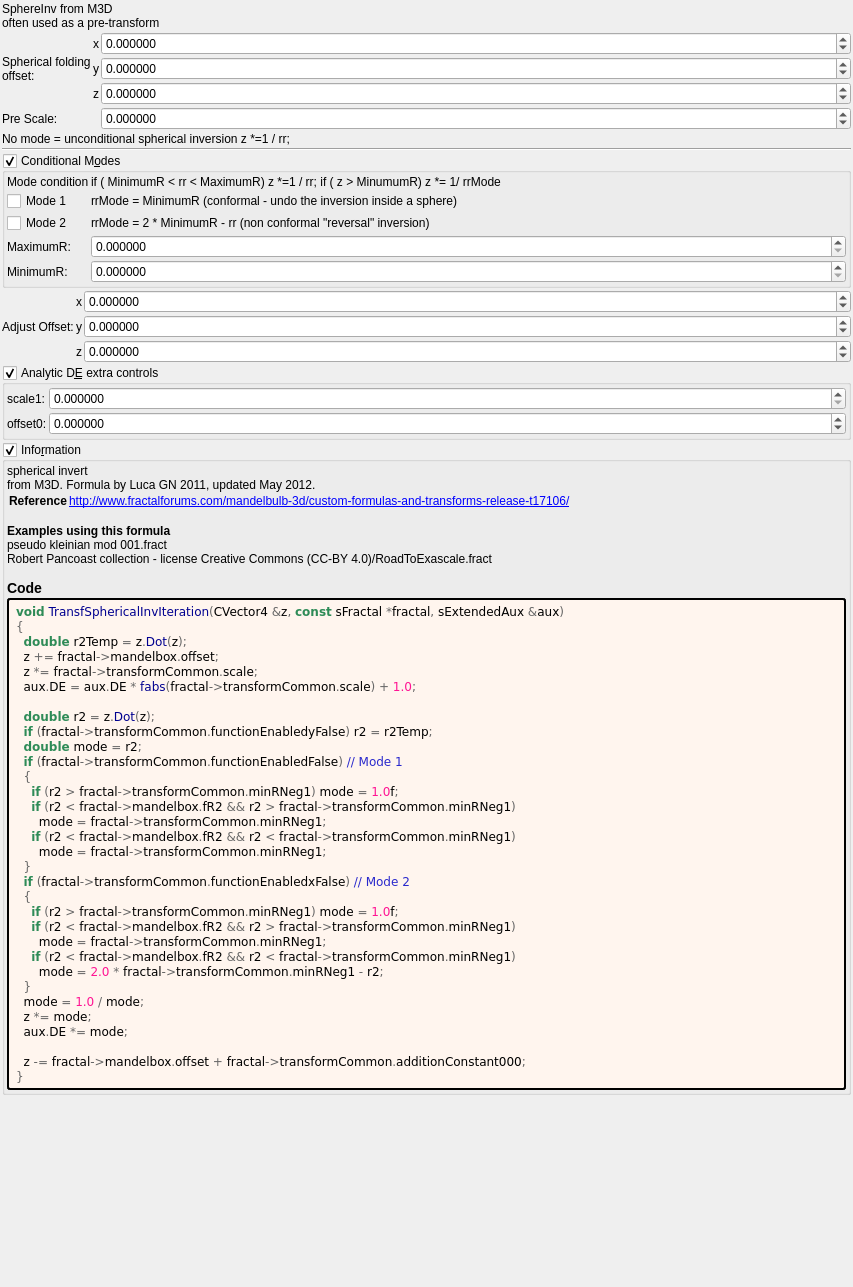
This is mandelbulber2/formula/ui/transf_spherical_inv.ui in buddhi1980/mandelbulber2 as Qt 5 draws it before an edit. The edited form follows.
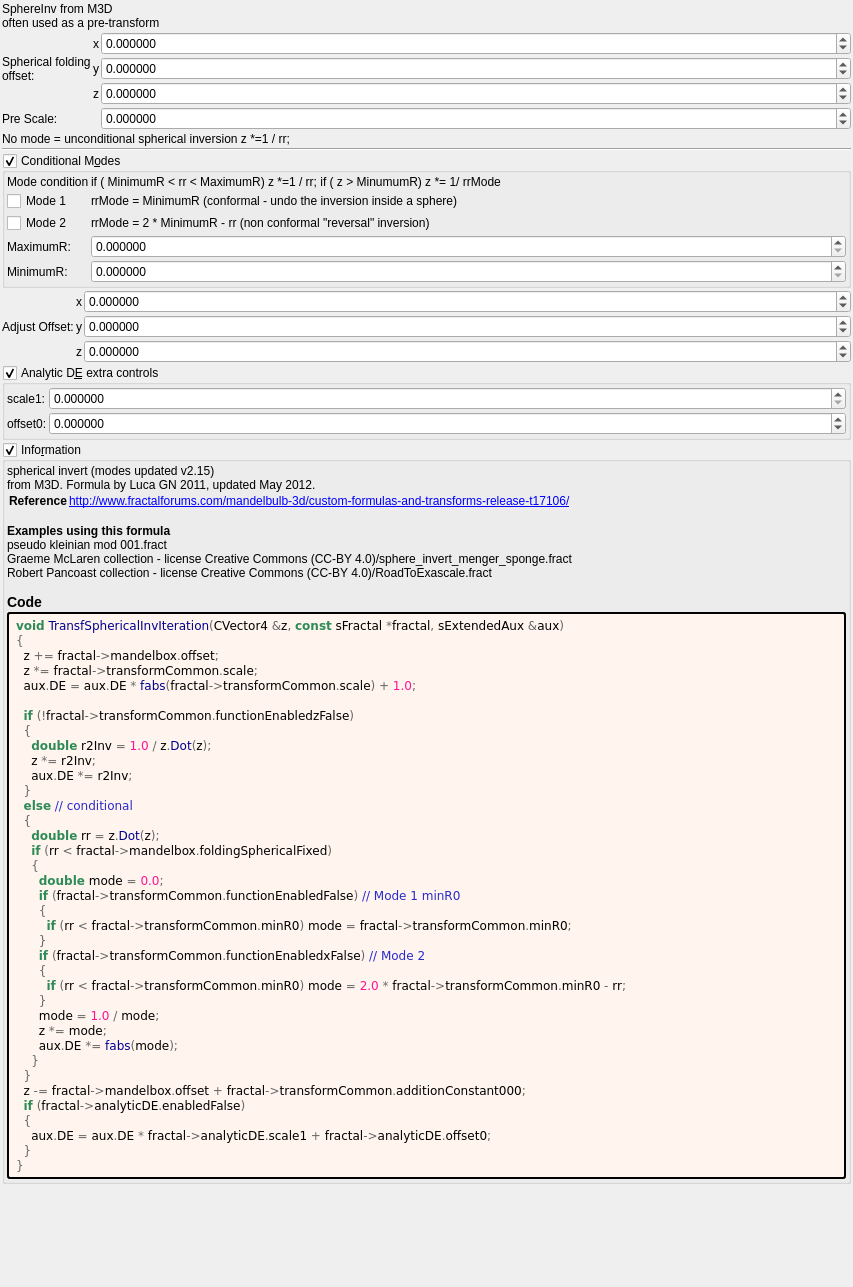
This is the edited form. Custom widgets are drawn as their Qt base class.

Commit message:
source code format - fractal_formulas.cpp and formula opencl/ui
- fixed UTF8-BOM on fractal_formulas.cpp file
- formatted fractal_formulas.cpp
- updated formula opencl and ui files

```diff
--- a/mandelbulber2/formula/ui/transf_spherical_inv.ui
+++ b/mandelbulber2/formula/ui/transf_spherical_inv.ui
@@ -645,11 +645,11 @@
       <item>
        <widget class="QLabel" name="label_information_general">
         <property name="text">
-         <string notr="true">&lt;p&gt;spherical invert&lt;br&gt;from M3D. Formula by Luca GN 2011, updated May 2012.&lt;/p&gt;&lt;table&gt;
+         <string notr="true">&lt;p&gt;spherical invert (modes updated v2.15)&lt;br&gt;from M3D. Formula by Luca GN 2011, updated May 2012.&lt;/p&gt;&lt;table&gt;
 &lt;tr&gt;&lt;th&gt;Reference&lt;/th&gt;&lt;td&gt;&lt;a href=&quot;http://www.fractalforums.com/mandelbulb-3d/custom-formulas-and-transforms-release-t17106/&quot;&gt;http://www.fractalforums.com/mandelbulb-3d/custom-formulas-and-transforms-release-t17106/&lt;br&gt;
 &lt;/td&gt;&lt;/tr&gt;
 &lt;/table&gt;
-&lt;br&gt;&lt;b&gt;Examples using this formula&lt;/b&gt;&lt;br&gt;pseudo kleinian mod 001.fract&lt;br&gt;Robert Pancoast collection - license Creative Commons (CC-BY 4.0)/RoadToExascale.fract&lt;h3&gt;Code&lt;/h3&gt;</string>
+&lt;br&gt;&lt;b&gt;Examples using this formula&lt;/b&gt;&lt;br&gt;pseudo kleinian mod 001.fract&lt;br&gt;Graeme McLaren  collection - license Creative Commons  (CC-BY 4.0)/sphere_invert_menger_sponge.fract&lt;br&gt;Robert Pancoast collection - license Creative Commons (CC-BY 4.0)/RoadToExascale.fract&lt;h3&gt;Code&lt;/h3&gt;</string>
         </property>
         <property name="wordWrap">
          <bool>true</bool>
@@ -671,35 +671,40 @@
          <string notr="true">&lt;body style=&quot;background-color:#fff5ee&quot;&gt;
 &lt;pre style=&quot;color:#000000; background-color:#fff5ee;  font-family:'Courier New',monospace;&quot;&gt;&lt;span style=&quot;color:#2e8b57; font-weight:bold&quot;&gt;void&lt;/span&gt; &lt;span style=&quot;color:#00008f&quot;&gt;TransfSphericalInvIteration&lt;/span&gt;&lt;span style=&quot;color:#676767&quot;&gt;(&lt;/span&gt;CVector4 &lt;span style=&quot;color:#676767&quot;&gt;&amp;amp;&lt;/span&gt;z&lt;span style=&quot;color:#676767&quot;&gt;,&lt;/span&gt; &lt;span style=&quot;color:#2e8b57; font-weight:bold&quot;&gt;const&lt;/span&gt; sFractal &lt;span style=&quot;color:#676767&quot;&gt;*&lt;/span&gt;fractal&lt;span style=&quot;color:#676767&quot;&gt;,&lt;/span&gt; sExtendedAux &lt;span style=&quot;color:#676767&quot;&gt;&amp;amp;&lt;/span&gt;aux&lt;span style=&quot;color:#676767&quot;&gt;)&lt;/span&gt;
 &lt;span style=&quot;color:#676767&quot;&gt;{&lt;/span&gt;
-  &lt;span style=&quot;color:#2e8b57; font-weight:bold&quot;&gt;double&lt;/span&gt; r2Temp &lt;span style=&quot;color:#676767&quot;&gt;=&lt;/span&gt; z&lt;span style=&quot;color:#676767&quot;&gt;.&lt;/span&gt;&lt;span style=&quot;color:#00008f&quot;&gt;Dot&lt;/span&gt;&lt;span style=&quot;color:#676767&quot;&gt;(&lt;/span&gt;z&lt;span style=&quot;color:#676767&quot;&gt;);&lt;/span&gt;
   z &lt;span style=&quot;color:#676767&quot;&gt;+=&lt;/span&gt; fractal&lt;span style=&quot;color:#676767&quot;&gt;-&amp;gt;&lt;/span&gt;mandelbox&lt;span style=&quot;color:#676767&quot;&gt;.&lt;/span&gt;offset&lt;span style=&quot;color:#676767&quot;&gt;;&lt;/span&gt;
   z &lt;span style=&quot;color:#676767&quot;&gt;*=&lt;/span&gt; fractal&lt;span style=&quot;color:#676767&quot;&gt;-&amp;gt;&lt;/span&gt;transformCommon&lt;span style=&quot;color:#676767&quot;&gt;.&lt;/span&gt;scale&lt;span style=&quot;color:#676767&quot;&gt;;&lt;/span&gt;
   aux&lt;span style=&quot;color:#676767&quot;&gt;.&lt;/span&gt;DE &lt;span style=&quot;color:#676767&quot;&gt;=&lt;/span&gt; aux&lt;span style=&quot;color:#676767&quot;&gt;.&lt;/span&gt;DE &lt;span style=&quot;color:#676767&quot;&gt;*&lt;/span&gt; &lt;span style=&quot;color:#00008f&quot;&gt;fabs&lt;/span&gt;&lt;span style=&quot;color:#676767&quot;&gt;(&lt;/span&gt;fractal&lt;span style=&quot;color:#676767&quot;&gt;-&amp;gt;&lt;/span&gt;transformCommon&lt;span style=&quot;color:#676767&quot;&gt;.&lt;/span&gt;scale&lt;span style=&quot;color:#676767&quot;&gt;) +&lt;/span&gt; &lt;span style=&quot;color:#ff1493&quot;&gt;1.0&lt;/span&gt;&lt;span style=&quot;color:#676767&quot;&gt;;&lt;/span&gt;
 
-  &lt;span style=&quot;color:#2e8b57; font-weight:bold&quot;&gt;double&lt;/span&gt; r2 &lt;span style=&quot;color:#676767&quot;&gt;=&lt;/span&gt; z&lt;span style=&quot;color:#676767&quot;&gt;.&lt;/span&gt;&lt;span style=&quot;color:#00008f&quot;&gt;Dot&lt;/span&gt;&lt;span style=&quot;color:#676767&quot;&gt;(&lt;/span&gt;z&lt;span style=&quot;color:#676767&quot;&gt;);&lt;/span&gt;
-  &lt;span style=&quot;color:#2e8b57; font-weight:bold&quot;&gt;if&lt;/span&gt; &lt;span style=&quot;color:#676767&quot;&gt;(&lt;/span&gt;fractal&lt;span style=&quot;color:#676767&quot;&gt;-&amp;gt;&lt;/span&gt;transformCommon&lt;span style=&quot;color:#676767&quot;&gt;.&lt;/span&gt;functionEnabledyFalse&lt;span style=&quot;color:#676767&quot;&gt;)&lt;/span&gt; r2 &lt;span style=&quot;color:#676767&quot;&gt;=&lt;/span&gt; r2Temp&lt;span style=&quot;color:#676767&quot;&gt;;&lt;/span&gt;
-  &lt;span style=&quot;color:#2e8b57; font-weight:bold&quot;&gt;double&lt;/span&gt; mode &lt;span style=&quot;color:#676767&quot;&gt;=&lt;/span&gt; r2&lt;span style=&quot;color:#676767&quot;&gt;;&lt;/span&gt;
-  &lt;span style=&quot;color:#2e8b57; font-weight:bold&quot;&gt;if&lt;/span&gt; &lt;span style=&quot;color:#676767&quot;&gt;(&lt;/span&gt;fractal&lt;span style=&quot;color:#676767&quot;&gt;-&amp;gt;&lt;/span&gt;transformCommon&lt;span style=&quot;color:#676767&quot;&gt;.&lt;/span&gt;functionEnabledFalse&lt;span style=&quot;color:#676767&quot;&gt;)&lt;/span&gt; &lt;span style=&quot;color:#2929cc&quot;&gt;// Mode 1&lt;/span&gt;
+  &lt;span style=&quot;color:#2e8b57; font-weight:bold&quot;&gt;if&lt;/span&gt; &lt;span style=&quot;color:#676767&quot;&gt;(!&lt;/span&gt;fractal&lt;span style=&quot;color:#676767&quot;&gt;-&amp;gt;&lt;/span&gt;transformCommon&lt;span style=&quot;color:#676767&quot;&gt;.&lt;/span&gt;functionEnabledzFalse&lt;span style=&quot;color:#676767&quot;&gt;)&lt;/span&gt;
   &lt;span style=&quot;color:#676767&quot;&gt;{&lt;/span&gt;
-    &lt;span style=&quot;color:#2e8b57; font-weight:bold&quot;&gt;if&lt;/span&gt; &lt;span style=&quot;color:#676767&quot;&gt;(&lt;/span&gt;r2 &lt;span style=&quot;color:#676767&quot;&gt;&amp;gt;&lt;/span&gt; fractal&lt;span style=&quot;color:#676767&quot;&gt;-&amp;gt;&lt;/span&gt;transformCommon&lt;span style=&quot;color:#676767&quot;&gt;.&lt;/span&gt;minRNeg1&lt;span style=&quot;color:#676767&quot;&gt;)&lt;/span&gt; mode &lt;span style=&quot;color:#676767&quot;&gt;=&lt;/span&gt; &lt;span style=&quot;color:#ff1493&quot;&gt;1.0&lt;/span&gt;f&lt;span style=&quot;color:#676767&quot;&gt;;&lt;/span&gt;
-    &lt;span style=&quot;color:#2e8b57; font-weight:bold&quot;&gt;if&lt;/span&gt; &lt;span style=&quot;color:#676767&quot;&gt;(&lt;/span&gt;r2 &lt;span style=&quot;color:#676767&quot;&gt;&amp;lt;&lt;/span&gt; fractal&lt;span style=&quot;color:#676767&quot;&gt;-&amp;gt;&lt;/span&gt;mandelbox&lt;span style=&quot;color:#676767&quot;&gt;.&lt;/span&gt;fR2 &lt;span style=&quot;color:#676767&quot;&gt;&amp;amp;&amp;amp;&lt;/span&gt; r2 &lt;span style=&quot;color:#676767&quot;&gt;&amp;gt;&lt;/span&gt; fractal&lt;span style=&quot;color:#676767&quot;&gt;-&amp;gt;&lt;/span&gt;transformCommon&lt;span style=&quot;color:#676767&quot;&gt;.&lt;/span&gt;minRNeg1&lt;span style=&quot;color:#676767&quot;&gt;)&lt;/span&gt;
-      mode &lt;span style=&quot;color:#676767&quot;&gt;=&lt;/span&gt; fractal&lt;span style=&quot;color:#676767&quot;&gt;-&amp;gt;&lt;/span&gt;transformCommon&lt;span style=&quot;color:#676767&quot;&gt;.&lt;/span&gt;minRNeg1&lt;span style=&quot;color:#676767&quot;&gt;;&lt;/span&gt;
-    &lt;span style=&quot;color:#2e8b57; font-weight:bold&quot;&gt;if&lt;/span&gt; &lt;span style=&quot;color:#676767&quot;&gt;(&lt;/span&gt;r2 &lt;span style=&quot;color:#676767&quot;&gt;&amp;lt;&lt;/span&gt; fractal&lt;span style=&quot;color:#676767&quot;&gt;-&amp;gt;&lt;/span&gt;mandelbox&lt;span style=&quot;color:#676767&quot;&gt;.&lt;/span&gt;fR2 &lt;span style=&quot;color:#676767&quot;&gt;&amp;amp;&amp;amp;&lt;/span&gt; r2 &lt;span style=&quot;color:#676767&quot;&gt;&amp;lt;&lt;/span&gt; fractal&lt;span style=&quot;color:#676767&quot;&gt;-&amp;gt;&lt;/span&gt;transformCommon&lt;span style=&quot;color:#676767&quot;&gt;.&lt;/span&gt;minRNeg1&lt;span style=&quot;color:#676767&quot;&gt;)&lt;/span&gt;
-      mode &lt;span style=&quot;color:#676767&quot;&gt;=&lt;/span&gt; fractal&lt;span style=&quot;color:#676767&quot;&gt;-&amp;gt;&lt;/span&gt;transformCommon&lt;span style=&quot;color:#676767&quot;&gt;.&lt;/span&gt;minRNeg1&lt;span style=&quot;color:#676767&quot;&gt;;&lt;/span&gt;
+    &lt;span style=&quot;color:#2e8b57; font-weight:bold&quot;&gt;double&lt;/span&gt; r2Inv &lt;span style=&quot;color:#676767&quot;&gt;=&lt;/span&gt; &lt;span style=&quot;color:#ff1493&quot;&gt;1.0&lt;/span&gt; &lt;span style=&quot;color:#676767&quot;&gt;/&lt;/span&gt; z&lt;span style=&quot;color:#676767&quot;&gt;.&lt;/span&gt;&lt;span style=&quot;color:#00008f&quot;&gt;Dot&lt;/span&gt;&lt;span style=&quot;color:#676767&quot;&gt;(&lt;/span&gt;z&lt;span style=&quot;color:#676767&quot;&gt;);&lt;/span&gt;
+    z &lt;span style=&quot;color:#676767&quot;&gt;*=&lt;/span&gt; r2Inv&lt;span style=&quot;color:#676767&quot;&gt;;&lt;/span&gt;
+    aux&lt;span style=&quot;color:#676767&quot;&gt;.&lt;/span&gt;DE &lt;span style=&quot;color:#676767&quot;&gt;*=&lt;/span&gt; r2Inv&lt;span style=&quot;color:#676767&quot;&gt;;&lt;/span&gt;
   &lt;span style=&quot;color:#676767&quot;&gt;}&lt;/span&gt;
-  &lt;span style=&quot;color:#2e8b57; font-weight:bold&quot;&gt;if&lt;/span&gt; &lt;span style=&quot;color:#676767&quot;&gt;(&lt;/span&gt;fractal&lt;span style=&quot;color:#676767&quot;&gt;-&amp;gt;&lt;/span&gt;transformCommon&lt;span style=&quot;color:#676767&quot;&gt;.&lt;/span&gt;functionEnabledxFalse&lt;span style=&quot;color:#676767&quot;&gt;)&lt;/span&gt; &lt;span style=&quot;color:#2929cc&quot;&gt;// Mode 2&lt;/span&gt;
+  &lt;span style=&quot;color:#2e8b57; font-weight:bold&quot;&gt;else&lt;/span&gt; &lt;span style=&quot;color:#2929cc&quot;&gt;// conditional&lt;/span&gt;
   &lt;span style=&quot;color:#676767&quot;&gt;{&lt;/span&gt;
-    &lt;span style=&quot;color:#2e8b57; font-weight:bold&quot;&gt;if&lt;/span&gt; &lt;span style=&quot;color:#676767&quot;&gt;(&lt;/span&gt;r2 &lt;span style=&quot;color:#676767&quot;&gt;&amp;gt;&lt;/span&gt; fractal&lt;span style=&quot;color:#676767&quot;&gt;-&amp;gt;&lt;/span&gt;transformCommon&lt;span style=&quot;color:#676767&quot;&gt;.&lt;/span&gt;minRNeg1&lt;span style=&quot;color:#676767&quot;&gt;)&lt;/span&gt; mode &lt;span style=&quot;color:#676767&quot;&gt;=&lt;/span&gt; &lt;span style=&quot;color:#ff1493&quot;&gt;1.0&lt;/span&gt;f&lt;span style=&quot;color:#676767&quot;&gt;;&lt;/span&gt;
-    &lt;span style=&quot;color:#2e8b57; font-weight:bold&quot;&gt;if&lt;/span&gt; &lt;span style=&quot;color:#676767&quot;&gt;(&lt;/span&gt;r2 &lt;span style=&quot;color:#676767&quot;&gt;&amp;lt;&lt;/span&gt; fractal&lt;span style=&quot;color:#676767&quot;&gt;-&amp;gt;&lt;/span&gt;mandelbox&lt;span style=&quot;color:#676767&quot;&gt;.&lt;/span&gt;fR2 &lt;span style=&quot;color:#676767&quot;&gt;&amp;amp;&amp;amp;&lt;/span&gt; r2 &lt;span style=&quot;color:#676767&quot;&gt;&amp;gt;&lt;/span&gt; fractal&lt;span style=&quot;color:#676767&quot;&gt;-&amp;gt;&lt;/span&gt;transformCommon&lt;span style=&quot;color:#676767&quot;&gt;.&lt;/span&gt;minRNeg1&lt;span style=&quot;color:#676767&quot;&gt;)&lt;/span&gt;
-      mode &lt;span style=&quot;color:#676767&quot;&gt;=&lt;/span&gt; fractal&lt;span style=&quot;color:#676767&quot;&gt;-&amp;gt;&lt;/span&gt;transformCommon&lt;span style=&quot;color:#676767&quot;&gt;.&lt;/span&gt;minRNeg1&lt;span style=&quot;color:#676767&quot;&gt;;&lt;/span&gt;
-    &lt;span style=&quot;color:#2e8b57; font-weight:bold&quot;&gt;if&lt;/span&gt; &lt;span style=&quot;color:#676767&quot;&gt;(&lt;/span&gt;r2 &lt;span style=&quot;color:#676767&quot;&gt;&amp;lt;&lt;/span&gt; fractal&lt;span style=&quot;color:#676767&quot;&gt;-&amp;gt;&lt;/span&gt;mandelbox&lt;span style=&quot;color:#676767&quot;&gt;.&lt;/span&gt;fR2 &lt;span style=&quot;color:#676767&quot;&gt;&amp;amp;&amp;amp;&lt;/span&gt; r2 &lt;span style=&quot;color:#676767&quot;&gt;&amp;lt;&lt;/span&gt; fractal&lt;span style=&quot;color:#676767&quot;&gt;-&amp;gt;&lt;/span&gt;transformCommon&lt;span style=&quot;color:#676767&quot;&gt;.&lt;/span&gt;minRNeg1&lt;span style=&quot;color:#676767&quot;&gt;)&lt;/span&gt;
-      mode &lt;span style=&quot;color:#676767&quot;&gt;=&lt;/span&gt; &lt;span style=&quot;color:#ff1493&quot;&gt;2.0&lt;/span&gt; &lt;span style=&quot;color:#676767&quot;&gt;*&lt;/span&gt; fractal&lt;span style=&quot;color:#676767&quot;&gt;-&amp;gt;&lt;/span&gt;transformCommon&lt;span style=&quot;color:#676767&quot;&gt;.&lt;/span&gt;minRNeg1 &lt;span style=&quot;color:#676767&quot;&gt;-&lt;/span&gt; r2&lt;span style=&quot;color:#676767&quot;&gt;;&lt;/span&gt;
+    &lt;span style=&quot;color:#2e8b57; font-weight:bold&quot;&gt;double&lt;/span&gt; rr &lt;span style=&quot;color:#676767&quot;&gt;=&lt;/span&gt; z&lt;span style=&quot;color:#676767&quot;&gt;.&lt;/span&gt;&lt;span style=&quot;color:#00008f&quot;&gt;Dot&lt;/span&gt;&lt;span style=&quot;color:#676767&quot;&gt;(&lt;/span&gt;z&lt;span style=&quot;color:#676767&quot;&gt;);&lt;/span&gt;
+    &lt;span style=&quot;color:#2e8b57; font-weight:bold&quot;&gt;if&lt;/span&gt; &lt;span style=&quot;color:#676767&quot;&gt;(&lt;/span&gt;rr &lt;span style=&quot;color:#676767&quot;&gt;&amp;lt;&lt;/span&gt; fractal&lt;span style=&quot;color:#676767&quot;&gt;-&amp;gt;&lt;/span&gt;mandelbox&lt;span style=&quot;color:#676767&quot;&gt;.&lt;/span&gt;foldingSphericalFixed&lt;span style=&quot;color:#676767&quot;&gt;)&lt;/span&gt;
+    &lt;span style=&quot;color:#676767&quot;&gt;{&lt;/span&gt;
+      &lt;span style=&quot;color:#2e8b57; font-weight:bold&quot;&gt;double&lt;/span&gt; mode &lt;span style=&quot;color:#676767&quot;&gt;=&lt;/span&gt; &lt;span style=&quot;color:#ff1493&quot;&gt;0.0&lt;/span&gt;&lt;span style=&quot;color:#676767&quot;&gt;;&lt;/span&gt;
+      &lt;span style=&quot;color:#2e8b57; font-weight:bold&quot;&gt;if&lt;/span&gt; &lt;span style=&quot;color:#676767&quot;&gt;(&lt;/span&gt;fractal&lt;span style=&quot;color:#676767&quot;&gt;-&amp;gt;&lt;/span&gt;transformCommon&lt;span style=&quot;color:#676767&quot;&gt;.&lt;/span&gt;functionEnabledFalse&lt;span style=&quot;color:#676767&quot;&gt;)&lt;/span&gt; &lt;span style=&quot;color:#2929cc&quot;&gt;// Mode 1 minR0&lt;/span&gt;
+      &lt;span style=&quot;color:#676767&quot;&gt;{&lt;/span&gt;
+        &lt;span style=&quot;color:#2e8b57; font-weight:bold&quot;&gt;if&lt;/span&gt; &lt;span style=&quot;color:#676767&quot;&gt;(&lt;/span&gt;rr &lt;span style=&quot;color:#676767&quot;&gt;&amp;lt;&lt;/span&gt; fractal&lt;span style=&quot;color:#676767&quot;&gt;-&amp;gt;&lt;/span&gt;transformCommon&lt;span style=&quot;color:#676767&quot;&gt;.&lt;/span&gt;minR0&lt;span style=&quot;color:#676767&quot;&gt;)&lt;/span&gt; mode &lt;span style=&quot;color:#676767&quot;&gt;=&lt;/span&gt; fractal&lt;span style=&quot;color:#676767&quot;&gt;-&amp;gt;&lt;/span&gt;transformCommon&lt;span style=&quot;color:#676767&quot;&gt;.&lt;/span&gt;minR0&lt;span style=&quot;color:#676767&quot;&gt;;&lt;/span&gt;
+      &lt;span style=&quot;color:#676767&quot;&gt;}&lt;/span&gt;
+      &lt;span style=&quot;color:#2e8b57; font-weight:bold&quot;&gt;if&lt;/span&gt; &lt;span style=&quot;color:#676767&quot;&gt;(&lt;/span&gt;fractal&lt;span style=&quot;color:#676767&quot;&gt;-&amp;gt;&lt;/span&gt;transformCommon&lt;span style=&quot;color:#676767&quot;&gt;.&lt;/span&gt;functionEnabledxFalse&lt;span style=&quot;color:#676767&quot;&gt;)&lt;/span&gt; &lt;span style=&quot;color:#2929cc&quot;&gt;// Mode 2&lt;/span&gt;
+      &lt;span style=&quot;color:#676767&quot;&gt;{&lt;/span&gt;
+        &lt;span style=&quot;color:#2e8b57; font-weight:bold&quot;&gt;if&lt;/span&gt; &lt;span style=&quot;color:#676767&quot;&gt;(&lt;/span&gt;rr &lt;span style=&quot;color:#676767&quot;&gt;&amp;lt;&lt;/span&gt; fractal&lt;span style=&quot;color:#676767&quot;&gt;-&amp;gt;&lt;/span&gt;transformCommon&lt;span style=&quot;color:#676767&quot;&gt;.&lt;/span&gt;minR0&lt;span style=&quot;color:#676767&quot;&gt;)&lt;/span&gt; mode &lt;span style=&quot;color:#676767&quot;&gt;=&lt;/span&gt; &lt;span style=&quot;color:#ff1493&quot;&gt;2.0&lt;/span&gt; &lt;span style=&quot;color:#676767&quot;&gt;*&lt;/span&gt; fractal&lt;span style=&quot;color:#676767&quot;&gt;-&amp;gt;&lt;/span&gt;transformCommon&lt;span style=&quot;color:#676767&quot;&gt;.&lt;/span&gt;minR0 &lt;span style=&quot;color:#676767&quot;&gt;-&lt;/span&gt; rr&lt;span style=&quot;color:#676767&quot;&gt;;&lt;/span&gt;
+      &lt;span style=&quot;color:#676767&quot;&gt;}&lt;/span&gt;
+      mode &lt;span style=&quot;color:#676767&quot;&gt;=&lt;/span&gt; &lt;span style=&quot;color:#ff1493&quot;&gt;1.0&lt;/span&gt; &lt;span style=&quot;color:#676767&quot;&gt;/&lt;/span&gt; mode&lt;span style=&quot;color:#676767&quot;&gt;;&lt;/span&gt;
+      z &lt;span style=&quot;color:#676767&quot;&gt;*=&lt;/span&gt; mode&lt;span style=&quot;color:#676767&quot;&gt;;&lt;/span&gt;
+      aux&lt;span style=&quot;color:#676767&quot;&gt;.&lt;/span&gt;DE &lt;span style=&quot;color:#676767&quot;&gt;*=&lt;/span&gt; &lt;span style=&quot;color:#00008f&quot;&gt;fabs&lt;/span&gt;&lt;span style=&quot;color:#676767&quot;&gt;(&lt;/span&gt;mode&lt;span style=&quot;color:#676767&quot;&gt;);&lt;/span&gt;
+    &lt;span style=&quot;color:#676767&quot;&gt;}&lt;/span&gt;
   &lt;span style=&quot;color:#676767&quot;&gt;}&lt;/span&gt;
-  mode &lt;span style=&quot;color:#676767&quot;&gt;=&lt;/span&gt; &lt;span style=&quot;color:#ff1493&quot;&gt;1.0&lt;/span&gt; &lt;span style=&quot;color:#676767&quot;&gt;/&lt;/span&gt; mode&lt;span style=&quot;color:#676767&quot;&gt;;&lt;/span&gt;
-  z &lt;span style=&quot;color:#676767&quot;&gt;*=&lt;/span&gt; mode&lt;span style=&quot;color:#676767&quot;&gt;;&lt;/span&gt;
-  aux&lt;span style=&quot;color:#676767&quot;&gt;.&lt;/span&gt;DE &lt;span style=&quot;color:#676767&quot;&gt;*=&lt;/span&gt; mode&lt;span style=&quot;color:#676767&quot;&gt;;&lt;/span&gt;
-
   z &lt;span style=&quot;color:#676767&quot;&gt;-=&lt;/span&gt; fractal&lt;span style=&quot;color:#676767&quot;&gt;-&amp;gt;&lt;/span&gt;mandelbox&lt;span style=&quot;color:#676767&quot;&gt;.&lt;/span&gt;offset &lt;span style=&quot;color:#676767&quot;&gt;+&lt;/span&gt; fractal&lt;span style=&quot;color:#676767&quot;&gt;-&amp;gt;&lt;/span&gt;transformCommon&lt;span style=&quot;color:#676767&quot;&gt;.&lt;/span&gt;additionConstant000&lt;span style=&quot;color:#676767&quot;&gt;;&lt;/span&gt;
+  &lt;span style=&quot;color:#2e8b57; font-weight:bold&quot;&gt;if&lt;/span&gt; &lt;span style=&quot;color:#676767&quot;&gt;(&lt;/span&gt;fractal&lt;span style=&quot;color:#676767&quot;&gt;-&amp;gt;&lt;/span&gt;analyticDE&lt;span style=&quot;color:#676767&quot;&gt;.&lt;/span&gt;enabledFalse&lt;span style=&quot;color:#676767&quot;&gt;)&lt;/span&gt;
+  &lt;span style=&quot;color:#676767&quot;&gt;{&lt;/span&gt;
+    aux&lt;span style=&quot;color:#676767&quot;&gt;.&lt;/span&gt;DE &lt;span style=&quot;color:#676767&quot;&gt;=&lt;/span&gt; aux&lt;span style=&quot;color:#676767&quot;&gt;.&lt;/span&gt;DE &lt;span style=&quot;color:#676767&quot;&gt;*&lt;/span&gt; fractal&lt;span style=&quot;color:#676767&quot;&gt;-&amp;gt;&lt;/span&gt;analyticDE&lt;span style=&quot;color:#676767&quot;&gt;.&lt;/span&gt;scale1 &lt;span style=&quot;color:#676767&quot;&gt;+&lt;/span&gt; fractal&lt;span style=&quot;color:#676767&quot;&gt;-&amp;gt;&lt;/span&gt;analyticDE&lt;span style=&quot;color:#676767&quot;&gt;.&lt;/span&gt;offset0&lt;span style=&quot;color:#676767&quot;&gt;;&lt;/span&gt;
+  &lt;span style=&quot;color:#676767&quot;&gt;}&lt;/span&gt;
 &lt;span style=&quot;color:#676767&quot;&gt;}&lt;/span&gt;
 &lt;/pre&gt;
 &lt;/body&gt;</string>
```
Left out of the diff: 4 changed lines with no effect on the pictures. The commit also changes 104 other files.
